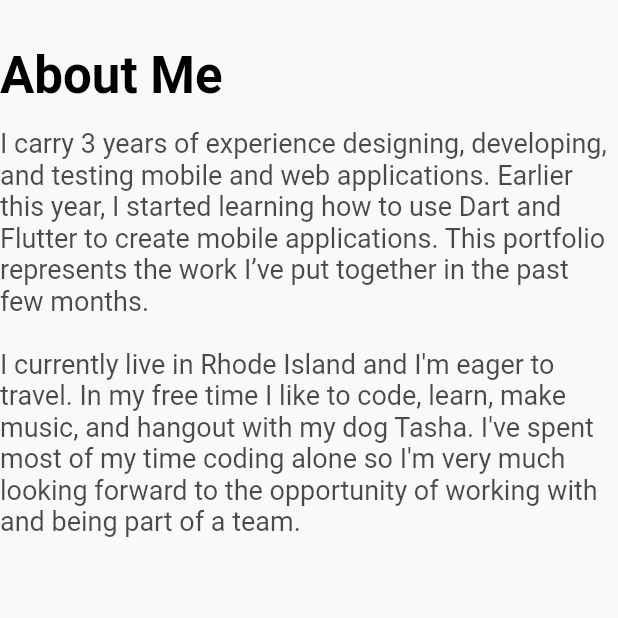
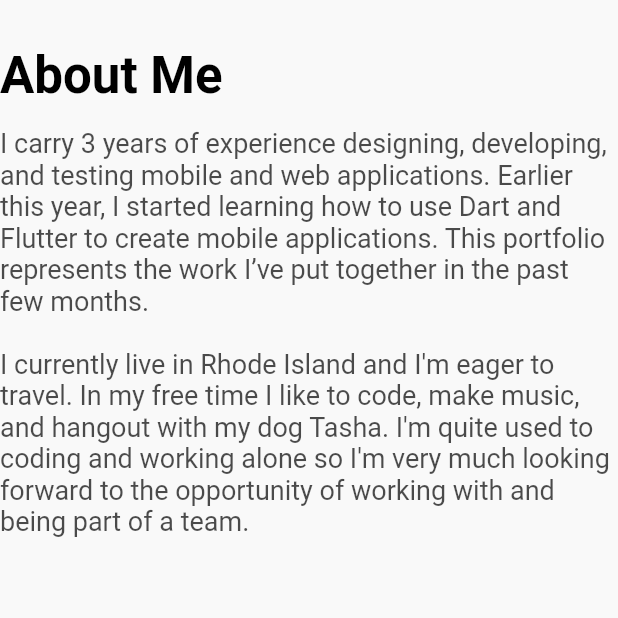
Before and after one commit to MatthieuNadeau96/flutter_portfolio, a Flutter app: the AboutScreen screen opened directly, on a phone screen of 412 x 824 dp, the top half of it. Run offline on Flutter 3.47's test engine with Material 2 defaults, Android fonts, the light colour scheme and no system bars; our stand-ins replace carousel_slider, flutter_bloc, font_awesome_flutter, timeline_tile.

Commit message:
Text editing and added Einstein quote

```diff
--- a/lib/repository/repository.dart
+++ b/lib/repository/repository.dart
@@ -50,7 +50,7 @@ List<ProjectModel> getProjects() {
     ProjectModel(
       title: 'Chat app',
       description:
-          'Chat application that allows the user to send and receive messages.',
+          'A pretty straightforward chat application that allows the user to send and receive messages after authenticating.',
       displayPic: '$image/flutter_messenger/logging_in.png',
       phonePic: '$image/flutter_messenger/phone_pic.png',
       screenshots: [
@@ -59,7 +59,7 @@ List<ProjectModel> getProjects() {
         '$image/flutter_messenger/chat_screen.png'
       ],
       development:
-          'This project utilizes Firebase\'s authentication, to allow user\'s to log in and sign up, and cloud firestore to receive and send messages. ',
+          'This project utilizes Firebase\'s authentication to allow user\'s to log in and sign up, and cloud firestore to receive and send messages. ',
       tools: [
         'Flutter',
         'Dart',
--- a/lib/screens/about_screen.dart
+++ b/lib/screens/about_screen.dart
@@ -23,7 +23,7 @@ class AboutScreen extends StatelessWidget with NavigationStates {
 
               Text(
                 "I carry 3 years of experience designing, developing, and testing mobile and web applications. Earlier this year, I started learning how to use Dart and Flutter to create mobile applications. This portfolio represents the work I’ve put together in the past few months.\n " +
-                    "\nI currently live in Rhode Island and I'm eager to travel. In my free time I like to code, learn, make music, and hangout with my dog Tasha. I've spent most of my time coding alone so I'm very much looking forward to the opportunity of working with and being part of a team.",
+                    "\nI currently live in Rhode Island and I'm eager to travel. In my free time I like to code, make music, and hangout with my dog Tasha. I'm quite used to coding and working alone so I'm very much looking forward to the opportunity of working with and being part of a team.",
                 style: Theme.of(context).textTheme.bodyText2,
               ),
 
--- a/lib/screens/home_screen.dart
+++ b/lib/screens/home_screen.dart
@@ -24,7 +24,7 @@ class HomeScreen extends StatelessWidget with NavigationStates {
             //   style: Theme.of(context).textTheme.headline4,
             // ),
             Text(
-              'A mobile developer with a passion for learning.',
+              '"I have no special talents. I am only passionately curious."',
               style: Theme.of(context).textTheme.bodyText2,
             ),
             SizedBox(height: 15),
```
